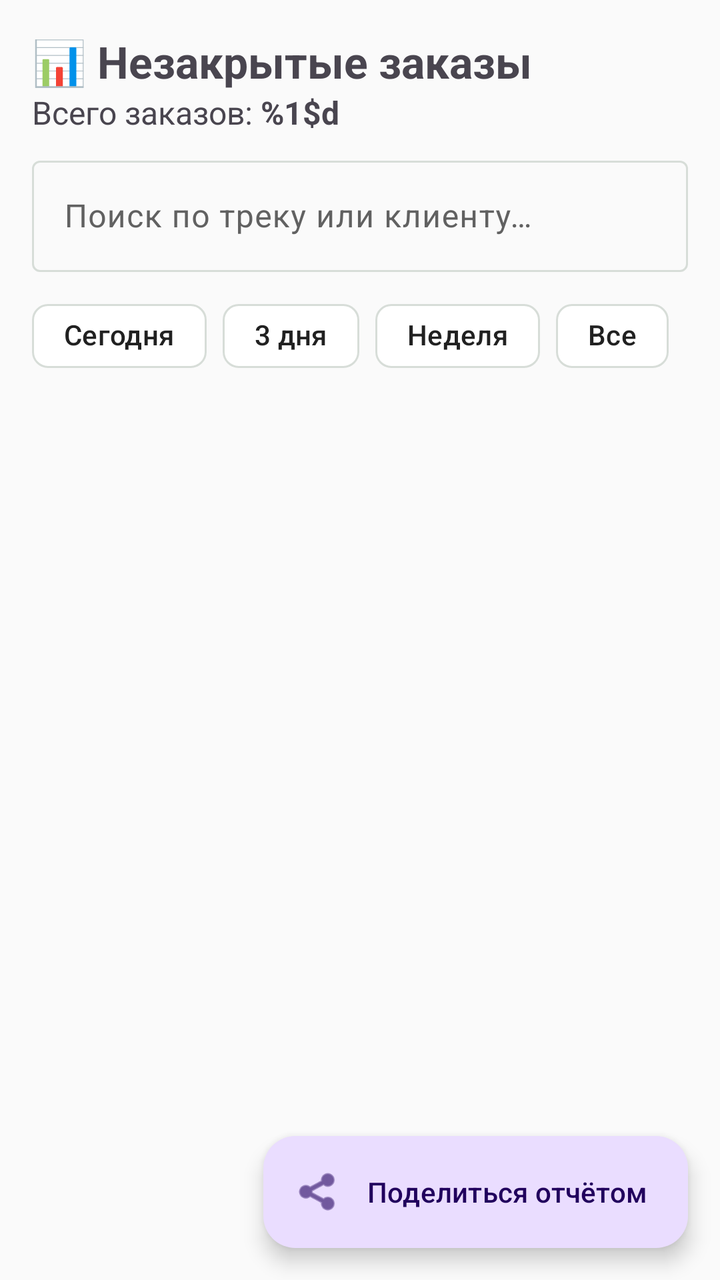
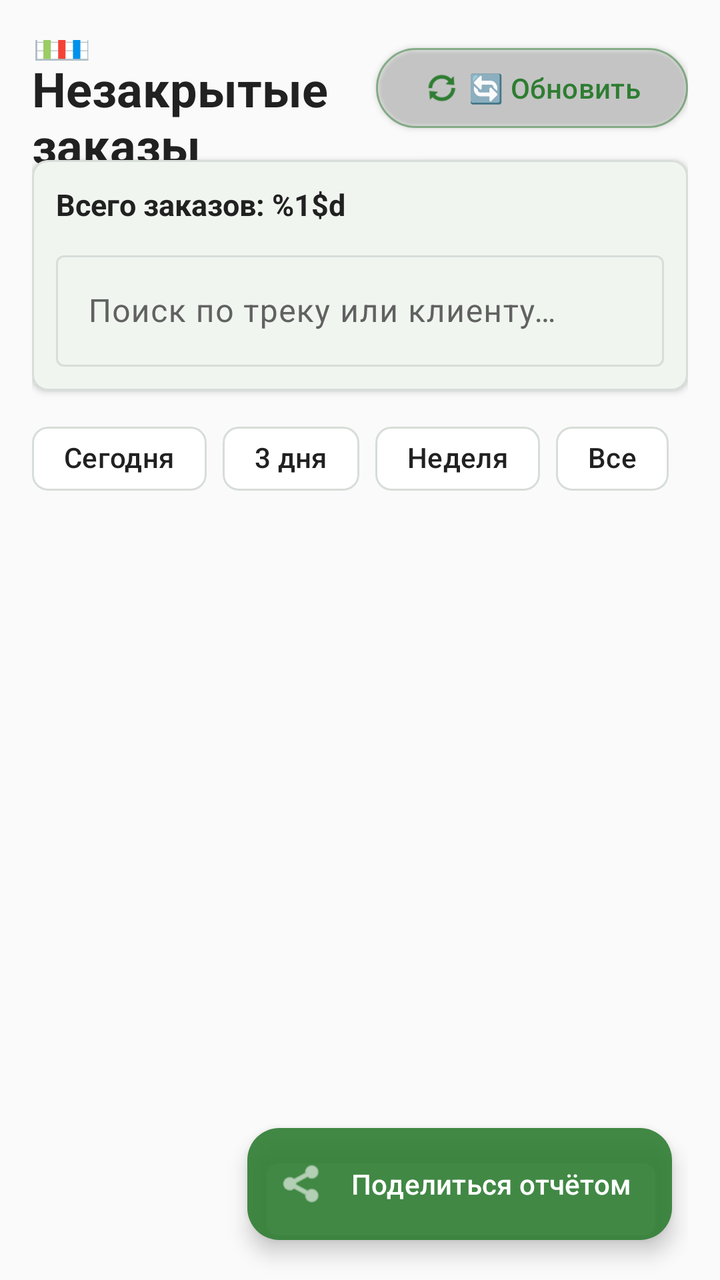

Screens rendered from an Android XML layout before and after an edit, with the pre-edit source and the edit as a unified diff.
<!-- AndroidManifest.xml: application theme Theme.FastScan -->
<!-- res/layout/fragment_unpacked_orders.xml -->
<?xml version="1.0" encoding="utf-8"?>
<LinearLayout xmlns:android="http://schemas.android.com/apk/res/android"
    xmlns:app="http://schemas.android.com/apk/res-auto"
    android:layout_width="match_parent"
    android:layout_height="match_parent"
    android:orientation="vertical">

    
    <TextView
        android:id="@+id/tvTitle"
        android:layout_width="match_parent"
        android:layout_height="wrap_content"
        android:paddingStart="16dp"
        android:paddingTop="16dp"
        android:paddingEnd="16dp"
        android:text="@string/unpacked_orders_title"
        android:textSize="22sp"
        android:textStyle="bold" />

    
    <TextView
        android:id="@+id/tvCount"
        android:layout_width="match_parent"
        android:layout_height="wrap_content"
        android:paddingStart="16dp"
        android:paddingEnd="16dp"
        android:paddingBottom="8dp"
        android:text="@string/unpacked_count_default"
        android:textSize="16sp"
        android:textColor="?android:textColorSecondary" />

    
    <com.google.android.material.textfield.TextInputLayout
        android:layout_width="match_parent"
        android:layout_height="wrap_content"
        android:layout_marginHorizontal="16dp"
        android:hint="@string/search_hint"
        style="@style/Widget.Material3.TextInputLayout.OutlinedBox">

        <com.google.android.material.textfield.TextInputEditText
            android:id="@+id/etSearch"
            android:layout_width="match_parent"
            android:layout_height="wrap_content" />

    </com.google.android.material.textfield.TextInputLayout>

    
    <com.google.android.material.chip.ChipGroup
        android:id="@+id/chipGroupDate"
        android:layout_width="match_parent"
        android:layout_height="wrap_content"
        android:layout_marginHorizontal="16dp"
        android:paddingVertical="8dp"
        app:singleSelection="true">

        <com.google.android.material.chip.Chip
            android:id="@+id/chipToday"
            android:layout_width="wrap_content"
            android:layout_height="wrap_content"
            android:text="@string/today"
            android:checked="true" />

        <com.google.android.material.chip.Chip
            android:id="@+id/chip3Days"
            android:layout_width="wrap_content"
            android:layout_height="wrap_content"
            android:text="@string/last_3_days" />

        <com.google.android.material.chip.Chip
            android:id="@+id/chipWeek"
            android:layout_width="wrap_content"
            android:layout_height="wrap_content"
            android:text="@string/last_week" />

        <com.google.android.material.chip.Chip
            android:id="@+id/chipAll"
            android:layout_width="wrap_content"
            android:layout_height="wrap_content"
            android:text="@string/all_time" />

    </com.google.android.material.chip.ChipGroup>

    
    <FrameLayout
        android:layout_width="match_parent"
        android:layout_height="0dp"
        android:layout_weight="1">

        <androidx.recyclerview.widget.RecyclerView
            android:id="@+id/rvUnpacked"
            android:layout_width="match_parent"
            android:layout_height="match_parent"
            android:padding="8dp"
            android:clipToPadding="false" />

        <ProgressBar
            android:id="@+id/progressBar"
            android:layout_width="wrap_content"
            android:layout_height="wrap_content"
            android:layout_gravity="center"
            android:visibility="gone" />

        <TextView
            android:id="@+id/tvEmptyState"
            android:layout_width="wrap_content"
            android:layout_height="wrap_content"
            android:layout_gravity="center"
            android:text="@string/no_unpacked_orders"
            android:textSize="16sp"
            android:visibility="gone" />

    </FrameLayout>
    
    <com.google.android.material.floatingactionbutton.ExtendedFloatingActionButton
        android:id="@+id/btnShareReport"
        android:layout_width="wrap_content"
        android:layout_height="wrap_content"
        android:layout_gravity="end|bottom"
        android:layout_margin="16dp"
        android:text="@string/share_report"
        app:icon="@android:drawable/ic_menu_share"/>

</LinearLayout>
<!-- resources referenced by this layout -->
<resources>
  <string name="all_time">Все</string>
  <string name="last_3_days">3 дня</string>
  <string name="last_week">Неделя</string>
  <string name="no_unpacked_orders">Нет незакрытых заказов</string>
  <string name="search_hint">Поиск по треку или клиенту…</string>
  <string name="share_report">Поделиться отчётом</string>
  <string name="today">Сегодня</string>
  <string name="unpacked_count_default">Всего заказов: <b>%1$d</b></string>
  <string name="unpacked_orders_title">📊 Незакрытые заказы</string>
  <style name="Theme.FastScan" parent="Theme.Material3.DayNight.NoActionBar">
  
          
          <item name="colorPrimary">@color/app_primary</item>
          <item name="colorPrimaryVariant">@color/app_primary_dark</item>
          <item name="colorOnPrimary">@color/app_on_primary</item>
  
          <item name="colorSecondary">@color/app_primary</item>
          <item name="colorOnSecondary">@color/app_on_primary</item>
          <item name="colorSurface">@color/app_surface</item>
          <item name="colorOnSurface">@color/app_text_primary</item>
          <item name="colorOnSurfaceVariant">@color/app_text_secondary</item>
          <item name="colorOutline">@color/card_stroke</item>
          <item name="android:colorBackground">@color/app_background</item>
          <item name="android:windowBackground">@color/app_background</item>
          <item name="android:navigationBarColor">@color/app_surface</item>
  
          
          <item name="android:statusBarColor">@color/app_primary_dark</item>
          <item name="android:windowLightStatusBar">false</item>
  
      </style>
  <color name="app_primary">#2E7D32</color>
  <color name="app_primary_dark">#1B5E20</color>
  <color name="app_on_primary">#FFFFFF</color>
  <color name="app_surface">#FFFFFF</color>
  <color name="app_text_primary">#212121</color>
  <color name="app_text_secondary">#616161</color>
  <color name="card_stroke">#D7DDD8</color>
  <color name="app_background">#FAFAFA</color>
</resources>

<!-- the commit's change to res/layout/fragment_unpacked_orders.xml (unified diff, before → after) -->
@@ -1,123 +1,184 @@
 <?xml version="1.0" encoding="utf-8"?>
-<LinearLayout xmlns:android="http://schemas.android.com/apk/res/android"
+<androidx.constraintlayout.widget.ConstraintLayout xmlns:android="http://schemas.android.com/apk/res/android"
     xmlns:app="http://schemas.android.com/apk/res-auto"
     android:layout_width="match_parent"
     android:layout_height="match_parent"
-    android:orientation="vertical">
+    android:background="@color/app_background"
+    android:paddingStart="16dp"
+    android:paddingTop="20dp"
+    android:paddingEnd="16dp">
 
-    
     <TextView
         android:id="@+id/tvTitle"
-        android:layout_width="match_parent"
+        android:layout_width="0dp"
         android:layout_height="wrap_content"
-        android:paddingStart="16dp"
-        android:paddingTop="16dp"
-        android:paddingEnd="16dp"
         android:text="@string/unpacked_orders_title"
-        android:textSize="22sp"
-        android:textStyle="bold" />
+        android:textColor="@color/app_text_primary"
+        android:textSize="24sp"
+        android:textStyle="bold"
+        app:layout_constraintBottom_toBottomOf="@id/btnRefresh"
+        app:layout_constraintEnd_toStartOf="@id/btnRefresh"
+        app:layout_constraintStart_toStartOf="parent"
+        app:layout_constraintTop_toTopOf="@id/btnRefresh" />
 
-    
-    <TextView
-        android:id="@+id/tvCount"
-        android:layout_width="match_parent"
+    <com.google.android.material.button.MaterialButton
+        android:id="@+id/btnRefresh"
+        style="@style/Widget.Material3.Button.OutlinedButton"
+        android:layout_width="wrap_content"
         android:layout_height="wrap_content"
-        android:paddingStart="16dp"
-        android:paddingEnd="16dp"
-        android:paddingBottom="8dp"
-        android:text="@string/unpacked_count_default"
-        android:textSize="16sp"
-        android:textColor="?android:textColorSecondary" />
+        android:elevation="2dp"
+        android:text="@string/refresh"
+        android:textAllCaps="false"
+        app:icon="@android:drawable/ic_popup_sync"
+        app:iconGravity="textStart"
+        app:iconTint="@color/app_primary"
+        app:layout_constraintEnd_toEndOf="parent"
+        app:layout_constraintTop_toTopOf="parent"
+        app:strokeColor="@color/action_button_outline" />
 
-    
-    <com.google.android.material.textfield.TextInputLayout
-        android:layout_width="match_parent"
+    <com.google.android.material.card.MaterialCardView
+        android:id="@+id/cardSearch"
+        android:layout_width="0dp"
         android:layout_height="wrap_content"
-        android:layout_marginHorizontal="16dp"
-        android:hint="@string/search_hint"
-        style="@style/Widget.Material3.TextInputLayout.OutlinedBox">
+        android:layout_marginTop="12dp"
+        app:cardBackgroundColor="@color/app_surface"
+        app:cardCornerRadius="8dp"
+        app:cardElevation="2dp"
+        app:layout_constraintEnd_toEndOf="parent"
+        app:layout_constraintStart_toStartOf="parent"
+        app:layout_constraintTop_toBottomOf="@id/btnRefresh"
+        app:strokeColor="@color/card_stroke"
+        app:strokeWidth="1dp">
 
-        <com.google.android.material.textfield.TextInputEditText
-            android:id="@+id/etSearch"
+        <LinearLayout
             android:layout_width="match_parent"
-            android:layout_height="wrap_content" />
+            android:layout_height="wrap_content"
+            android:orientation="vertical"
+            android:padding="12dp">
 
-    </com.google.android.material.textfield.TextInputLayout>
+            <TextView
+                android:id="@+id/tvCount"
+                android:layout_width="match_parent"
+                android:layout_height="wrap_content"
+                android:text="@string/unpacked_count_default"
+                android:textColor="@color/app_text_primary"
+                android:textSize="15sp"
+                android:textStyle="bold" />
 
-    
-    <com.google.android.material.chip.ChipGroup
-        android:id="@+id/chipGroupDate"
-        android:layout_width="match_parent"
+            <com.google.android.material.textfield.TextInputLayout
+                style="@style/Widget.Material3.TextInputLayout.OutlinedBox"
+                android:layout_width="match_parent"
+                android:layout_height="wrap_content"
+                android:layout_marginTop="10dp"
+                android:hint="@string/search_hint">
+
+                <com.google.android.material.textfield.TextInputEditText
+                    android:id="@+id/etSearch"
+                    android:layout_width="match_parent"
+                    android:layout_height="wrap_content"
+                    android:imeOptions="actionSearch"
+                    android:inputType="text" />
+
+            </com.google.android.material.textfield.TextInputLayout>
+
+        </LinearLayout>
+    </com.google.android.material.card.MaterialCardView>
+
+    <HorizontalScrollView
+        android:id="@+id/scrollDateFilters"
+        android:layout_width="0dp"
         android:layout_height="wrap_content"
-        android:layout_marginHorizontal="16dp"
-        android:paddingVertical="8dp"
-        app:singleSelection="true">
+        android:layout_marginTop="10dp"
+        android:clipToPadding="false"
+        android:overScrollMode="never"
+        android:scrollbars="none"
+        app:layout_constraintEnd_toEndOf="parent"
+        app:layout_constraintStart_toStartOf="parent"
+        app:layout_constraintTop_toBottomOf="@id/cardSearch">
 
-        <com.google.android.material.chip.Chip
-            android:id="@+id/chipToday"
+        <com.google.android.material.chip.ChipGroup
+            android:id="@+id/chipGroupDate"
             android:layout_width="wrap_content"
             android:layout_height="wrap_content"
-            android:text="@string/today"
-            android:checked="true" />
+            app:singleSelection="true">
 
-        <com.google.android.material.chip.Chip
-            android:id="@+id/chip3Days"
-            android:layout_width="wrap_content"
-            android:layout_height="wrap_content"
-            android:text="@string/last_3_days" />
+            <com.google.android.material.chip.Chip
+                android:id="@+id/chipToday"
+                android:layout_width="wrap_content"
+                android:layout_height="wrap_content"
+                android:checked="true"
+                android:text="@string/today" />
 
-        <com.google.android.material.chip.Chip
-            android:id="@+id/chipWeek"
-            android:layout_width="wrap_content"
-            android:layout_height="wrap_content"
-            android:text="@string/last_week" />
+            <com.google.android.material.chip.Chip
+                android:id="@+id/chip3Days"
+                android:layout_width="wrap_content"
+                android:layout_height="wrap_content"
+                android:text="@string/last_3_days" />
 
-        <com.google.android.material.chip.Chip
-            android:id="@+id/chipAll"
-            android:layout_width="wrap_content"
-            android:layout_height="wrap_content"
-            android:text="@string/all_time" />
+            <com.google.android.material.chip.Chip
+                android:id="@+id/chipWeek"
+                android:layout_width="wrap_content"
+                android:layout_height="wrap_content"
+                android:text="@string/last_week" />
 
-    </com.google.android.material.chip.ChipGroup>
+            <com.google.android.material.chip.Chip
+                android:id="@+id/chipAll"
+                android:layout_width="wrap_content"
+                android:layout_height="wrap_content"
+                android:text="@string/all_time" />
 
-    
-    <FrameLayout
-        android:layout_width="match_parent"
+        </com.google.android.material.chip.ChipGroup>
+    </HorizontalScrollView>
+
+    <androidx.recyclerview.widget.RecyclerView
+        android:id="@+id/rvUnpacked"
+        android:layout_width="0dp"
         android:layout_height="0dp"
-        android:layout_weight="1">
+        android:layout_marginTop="8dp"
+        android:clipToPadding="false"
+        android:paddingBottom="96dp"
+        app:layout_constraintBottom_toBottomOf="parent"
+        app:layout_constraintEnd_toEndOf="parent"
+        app:layout_constraintStart_toStartOf="parent"
+        app:layout_constraintTop_toBottomOf="@id/scrollDateFilters" />
 
-        <androidx.recyclerview.widget.RecyclerView
-            android:id="@+id/rvUnpacked"
-            android:layout_width="match_parent"
-            android:layout_height="match_parent"
-            android:padding="8dp"
-            android:clipToPadding="false" />
+    <ProgressBar
+        android:id="@+id/progressBar"
+        android:layout_width="wrap_content"
+        android:layout_height="wrap_content"
+        android:visibility="gone"
+        app:layout_constraintBottom_toBottomOf="parent"
+        app:layout_constraintEnd_toEndOf="parent"
+        app:layout_constraintStart_toStartOf="parent"
+        app:layout_constraintTop_toTopOf="parent" />
 
-        <ProgressBar
-            android:id="@+id/progressBar"
-            android:layout_width="wrap_content"
-            android:layout_height="wrap_content"
-            android:layout_gravity="center"
-            android:visibility="gone" />
+    <TextView
+        android:id="@+id/tvEmptyState"
+        android:layout_width="0dp"
+        android:layout_height="wrap_content"
+        android:gravity="center"
+        android:text="@string/no_unpacked_orders"
+        android:textColor="@color/app_text_secondary"
+        android:textSize="16sp"
+        android:visibility="gone"
+        app:layout_constraintBottom_toBottomOf="parent"
+        app:layout_constraintEnd_toEndOf="parent"
+        app:layout_constraintStart_toStartOf="parent"
+        app:layout_constraintTop_toBottomOf="@id/scrollDateFilters" />
 
-        <TextView
-            android:id="@+id/tvEmptyState"
-            android:layout_width="wrap_content"
-            android:layout_height="wrap_content"
-            android:layout_gravity="center"
-            android:text="@string/no_unpacked_orders"
-            android:textSize="16sp"
-            android:visibility="gone" />
-
-    </FrameLayout>
-    
     <com.google.android.material.floatingactionbutton.ExtendedFloatingActionButton
         android:id="@+id/btnShareReport"
         android:layout_width="wrap_content"
         android:layout_height="wrap_content"
-        android:layout_gravity="end|bottom"
-        android:layout_margin="16dp"
+        android:layout_marginEnd="8dp"
+        android:layout_marginBottom="20dp"
+        android:elevation="8dp"
         android:text="@string/share_report"
-        app:icon="@android:drawable/ic_menu_share"/>
+        android:textColor="@color/action_button_text"
+        app:backgroundTint="@color/action_button_background"
+        app:icon="@android:drawable/ic_menu_share"
+        app:iconTint="@color/action_button_text"
+        app:layout_constraintBottom_toBottomOf="parent"
+        app:layout_constraintEnd_toEndOf="parent" />
 
-</LinearLayout>
+</androidx.constraintlayout.widget.ConstraintLayout>
<!-- resource entries referenced after the edit -->
@@ -1,9 +1,13 @@
 <!-- resources referenced by this layout -->
 <resources>
+  <color name="action_button_background">#E62E7D32</color>
+  <color name="action_button_outline">#802E7D32</color>
+  <color name="action_button_text">#FFFFFF</color>
   <string name="all_time">Все</string>
   <string name="last_3_days">3 дня</string>
   <string name="last_week">Неделя</string>
   <string name="no_unpacked_orders">Нет незакрытых заказов</string>
+  <string name="refresh">🔄 Обновить</string>
   <string name="search_hint">Поиск по треку или клиенту…</string>
   <string name="share_report">Поделиться отчётом</string>
   <string name="today">Сегодня</string>
